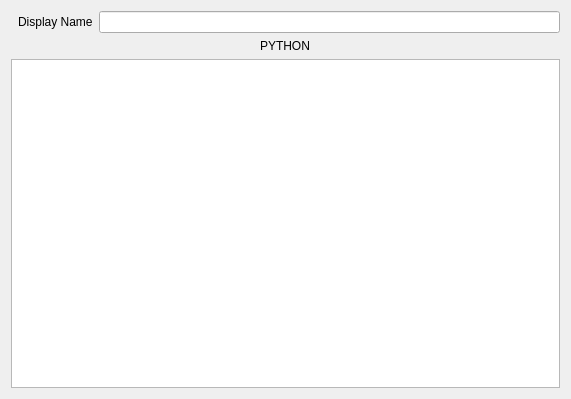
Qt form ui/ScriptEditor.ui (leetdvn/LeePickerX) before a commit.
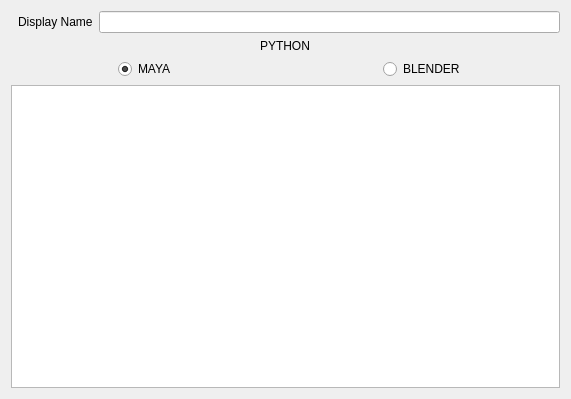
The same form after that commit. Icons and pictures are not drawn.

Patch:
```diff
--- a/ui/ScriptEditor.ui
+++ b/ui/ScriptEditor.ui
@@ -62,7 +62,28 @@
       </widget>
      </item>
      <item>
-      <widget class="QTextEdit" name="textEdit"/>
+      <layout class="QHBoxLayout" name="horizontalLayout_2">
+       <item alignment="Qt::AlignmentFlag::AlignHCenter">
+        <widget class="QRadioButton" name="MayaRadio">
+         <property name="text">
+          <string>MAYA</string>
+         </property>
+         <property name="checked">
+          <bool>true</bool>
+         </property>
+        </widget>
+       </item>
+       <item alignment="Qt::AlignmentFlag::AlignHCenter">
+        <widget class="QRadioButton" name="BlenderRadio">
+         <property name="text">
+          <string>BLENDER</string>
+         </property>
+        </widget>
+       </item>
+      </layout>
+     </item>
+     <item>
+      <widget class="QTextEdit" name="ScriptEdit"/>
      </item>
     </layout>
    </item>
```
Left out of the diff: 2 changed lines with no effect on the pictures.
